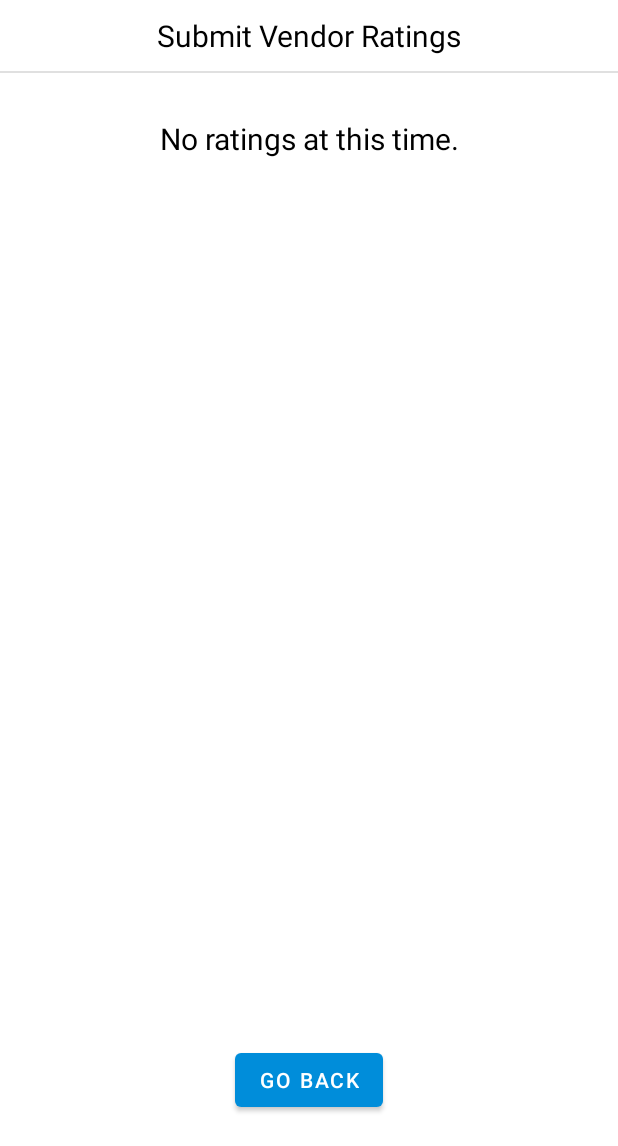
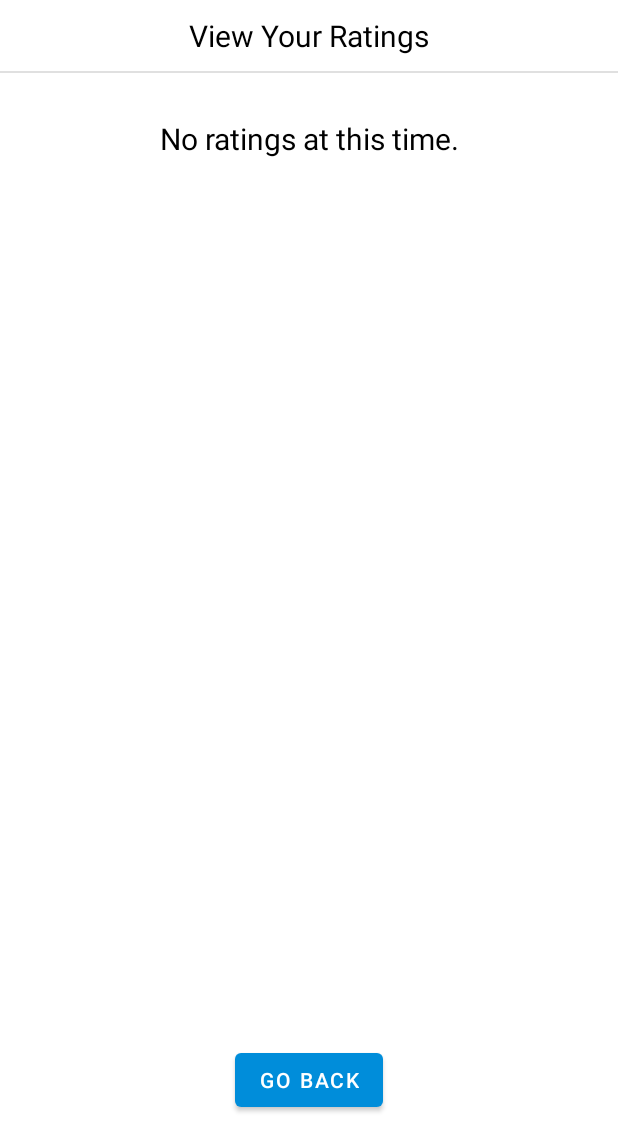
Before and after one commit to Brandon-Faulkner/Team4-SRS, an Android app: the RatingFragment screen opened through its navigation route, on a phone screen of 412 x 824 dp, the part 90-1236 px from its top. Run offline under Robolectric (Android 15) with nearby library versions, the phone set to English and light mode, and no system bars; our stand-ins replace navigation-ui; 5 statements that could not run were skipped.

Commit message:
Final touches before working on map capabilities.

```diff
--- a/app/src/main/AndroidManifest.xml
+++ b/app/src/main/AndroidManifest.xml
@@ -1,6 +1,9 @@
 <?xml version="1.0" encoding="utf-8"?>
 <manifest xmlns:android="http://schemas.android.com/apk/res/android"
     xmlns:tools="http://schemas.android.com/tools">
+
+    <uses-permission android:name="android.permission.ACCESS_COARSE_LOCATION"/>
+    <uses-permission android:name="android.permission.ACCESS_FINE_LOCATION"/>
 
     <application
         android:allowBackup="true"
--- a/app/src/main/java/com/team4/srs/MainActivity.java
+++ b/app/src/main/java/com/team4/srs/MainActivity.java
@@ -2,8 +2,10 @@ package com.team4.srs;
 
 import android.animation.Animator;
 import android.animation.AnimatorListenerAdapter;
+import android.content.Context;
 import android.content.SharedPreferences;
 import android.content.res.Configuration;
+import android.media.AudioManager;
 import android.os.Bundle;
 import android.view.View;
 import android.widget.TextView;
@@ -24,10 +26,9 @@ public class MainActivity extends AppCompatActivity {
     public String loggedInUser = "";
     public static final String GUEST_ID = "guestUserID";
 
-    public SQLiteHandler sqLiteHandler; //USE THIS HANDLER FOR ALL FRAGMENTS. DO NOT CREATE A NEW ONE!
+    public SQLiteHandler sqLiteHandler;
     private ActivityMainBinding binding;
     private BottomNavigationView navView;
-
     private NavController navController;
 
     @Override
@@ -149,8 +150,10 @@ public class MainActivity extends AppCompatActivity {
         boolean redeemPoints = settings.getBoolean("redeem_points", false);
 
         //Handle sound
+        toggleAppSounds(sound);
 
         //Handle notifications
+        //**Not being used do to it being a local app with no online database**
 
         //Handle location
 
@@ -159,7 +162,15 @@ public class MainActivity extends AppCompatActivity {
         else AppCompatDelegate.setDefaultNightMode(AppCompatDelegate.MODE_NIGHT_NO);
 
         //Handle texts and emails
+        //**Not being used do to it being a local app with no online database**
+        //**Sending texts and emails would cost money as well**
 
         //Handle redeem points
+        //**This is handled during payment process**
+    }
+
+    public void toggleAppSounds(boolean muteState) {
+        AudioManager audioManager = (AudioManager) getSystemService(Context.AUDIO_SERVICE);
+        audioManager.setStreamMute(AudioManager.STREAM_SYSTEM, muteState);
     }
 }
--- a/app/src/main/java/com/team4/srs/SQLiteHandler.java
+++ b/app/src/main/java/com/team4/srs/SQLiteHandler.java
@@ -49,11 +49,6 @@ public class SQLiteHandler extends SQLiteOpenHelper
             insertTestCustomers();
             insertTestRequests();
             insertTestReviews();
-
-            //JUST FOR DEBUG -- REMOVE
-            //insertRequests("user1028", "Appliances", "Gimme", "10:00 AM", "4/19/2024", "", null, "Waiting for Bid");
-            //acceptCustomerRequestBid("11", "user1002", "user1028", "100");
-            //updateRequestStatus("11", "Paid");
         }
 
         SharedPreferences.Editor editor = dbPrefs.edit();
@@ -408,13 +403,18 @@ public class SQLiteHandler extends SQLiteOpenHelper
         }
     }
 
-    public List<String[]> getRequestsForReview(String customerID) {
+    public List<String[]> getRequestsForReview(String customerID, boolean showOldReviews) {
         try
         {
             List<String[]> list = new ArrayList<>();
             SQLiteDatabase db = this.getReadableDatabase();
-            String query = "SELECT r.*, (SELECT name FROM " + VENDORS_TABLE + " WHERE vendorID = r.vendorID) as vendor FROM " +
-                    REQUESTS_TABLE + " r LEFT JOIN " + CUSTOMER_REVIEWS_TABLE + " c ON r.orderID = c.orderID WHERE r.customerID = '" + customerID + "' AND c.orderID IS NULL AND r.status = 'Paid'";
+            String query;
+            if (!showOldReviews) {
+                query = "SELECT r.*, (SELECT name FROM " + VENDORS_TABLE + " WHERE vendorID = r.vendorID) as vendor FROM " +
+                        REQUESTS_TABLE + " r LEFT JOIN " + CUSTOMER_REVIEWS_TABLE + " c ON r.orderID = c.orderID WHERE r.customerID = '" + customerID + "' AND c.orderID IS NULL AND r.status = 'Paid'";
+            } else {
+                query = "SELECT r.*, (SELECT name FROM " + VENDORS_TABLE + " WHERE vendorID = r.vendorID) as vendor FROM " + CUSTOMER_REVIEWS_TABLE + " r WHERE customerID = '" + customerID + "'";
+            }
             Cursor cursor = db.rawQuery(query, null);
             while(cursor.moveToNext()) {
                 String[] rowData = new String[cursor.getColumnCount()];
--- a/app/src/main/java/com/team4/srs/ui/dashboard/DashboardFragment.java
+++ b/app/src/main/java/com/team4/srs/ui/dashboard/DashboardFragment.java
@@ -85,7 +85,7 @@ public class DashboardFragment extends Fragment {
         });
 
         binding.dashboardRateServices.setOnClickListener(v -> {
-            mainActivity.switchFragment(R.id.navigation_rating, setupBundleArgs("Rate Past Services", "customer", true, false, ""));
+            mainActivity.switchFragment(R.id.navigation_rating, setupBundleArgs("Submit Vendor Ratings", "customer", true, false, ""));
         });
 
         //Vendor Listeners
--- a/app/src/main/java/com/team4/srs/ui/rating/RatingFragment.java
+++ b/app/src/main/java/com/team4/srs/ui/rating/RatingFragment.java
@@ -43,25 +43,37 @@ public class RatingFragment extends Fragment
         List<String[]> data;
 
         if (userType.equals("vendor")) {
-            binding.ratingsPageTitle.setText(String.format("%s", "View Your Ratings"));
             binding.ratingsOverallTitle.setVisibility(View.VISIBLE);
             String result = mainActivity.sqLiteHandler.getVendorOverallRating(currentUserID);
             binding.ratingsOverallTitle.setText(String.format("Overall Avg: %s", result.isEmpty() ? "N/A" : result));
             data = mainActivity.sqLiteHandler.getVendorRatings(currentUserID);
         } else {
-            binding.ratingsPageTitle.setText(String.format("%s", "Submit Vendor Ratings"));
             binding.ratingsOverallTitle.setVisibility(View.GONE);
-            data = mainActivity.sqLiteHandler.getRequestsForReview(currentUserID);
+            data = mainActivity.sqLiteHandler.getRequestsForReview(currentUserID, false);
         }
 
         if (!data.isEmpty()) {
             binding.ratingsNoResultTitle.setVisibility(View.GONE);
             binding.ratingsRecyclerView.setVisibility(View.VISIBLE);
-            binding.ratingsRecyclerView.setAdapter(new RatingAdapter(data, currentUserID, userType, getContext()));
+            binding.ratingsRecyclerView.setAdapter(new RatingAdapter(data, currentUserID, userType, false, getContext()));
             binding.ratingsRecyclerView.setLayoutManager(new LinearLayoutManager(getActivity()));
         } else {
-            binding.ratingsNoResultTitle.setVisibility(View.VISIBLE);
-            binding.ratingsRecyclerView.setVisibility(View.GONE);
+            if (userType.equals("customer")) {
+                data = mainActivity.sqLiteHandler.getRequestsForReview(currentUserID, true);
+                if (!data.isEmpty()) {
+                    binding.ratingsPageTitle.setText(String.format("%s", "Submitted Ratings"));
+                    binding.ratingsNoResultTitle.setVisibility(View.GONE);
+                    binding.ratingsRecyclerView.setVisibility(View.VISIBLE);
+                    binding.ratingsRecyclerView.setAdapter(new RatingAdapter(data, currentUserID, userType, true, getContext()));
+                    binding.ratingsRecyclerView.setLayoutManager(new LinearLayoutManager(getActivity()));
+                } else {
+                    binding.ratingsNoResultTitle.setVisibility(View.VISIBLE);
+                    binding.ratingsRecyclerView.setVisibility(View.GONE);
+                }
+            } else {
+                binding.ratingsNoResultTitle.setVisibility(View.VISIBLE);
+                binding.ratingsRecyclerView.setVisibility(View.GONE);
+            }
         }
 
         binding.ratingsBackBtn.setOnClickListener(v -> {
--- a/app/src/main/java/com/team4/srs/ui/settings/SettingsFragment.java
+++ b/app/src/main/java/com/team4/srs/ui/settings/SettingsFragment.java
@@ -62,6 +62,7 @@ public class SettingsFragment extends Fragment {
     private void setSwitchListeners() {
         soundTog.setOnClickListener(v -> {
             saveSettings("sound", soundTog.isChecked());
+            mainActivity.toggleAppSounds(!soundTog.isChecked());
         });
 
         notifsTog.setOnClickListener(v -> {
--- a/app/src/main/res/values/strings.xml
+++ b/app/src/main/res/values/strings.xml
@@ -134,7 +134,7 @@
 
     <!-- Rating Information -->
     <string name="rating_card_rating_input_title">Your Rating:</string>
-    <string name="rating_card_comment_title">Optional Comment…</string>
+    <string name="rating_card_comment_title">Optional Comment</string>
     <string name="rating_page_title">View Your Ratings</string>
     <string name="rating_overall_title">Overall Avg: </string>
     <string name="rating_customerID_title">From CustomerID</string>
```
Also changed, not shown: app/src/main/java/com/team4/srs/ui/rating/RatingAdapter.java (+26 -2 lines).
